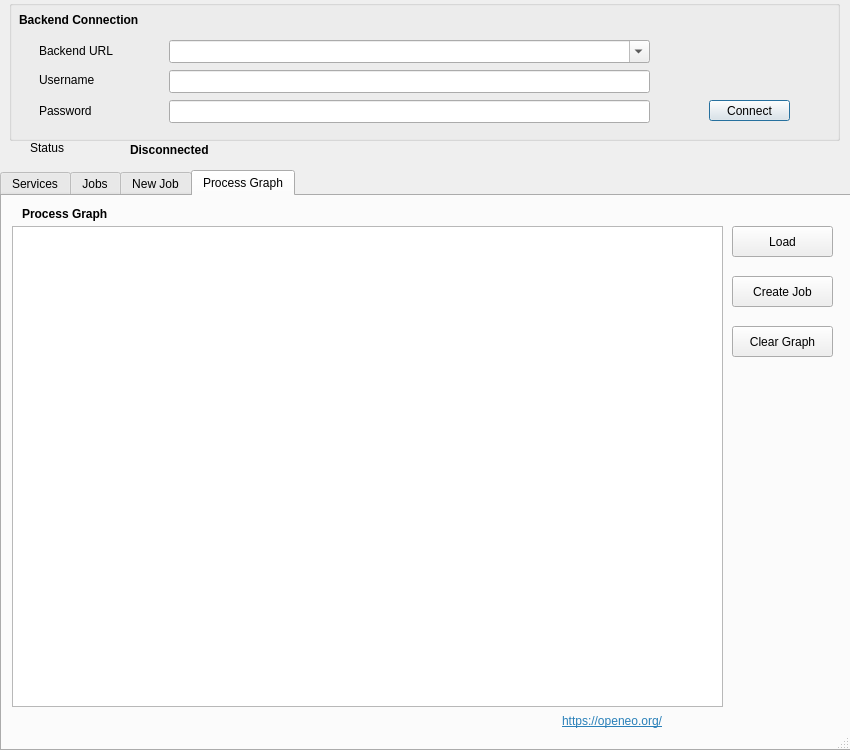
Before: the Qt Designer form openeo_connector_dialog_base.ui in Open-EO/openeo-qgis-plugin, drawn with Qt 5.
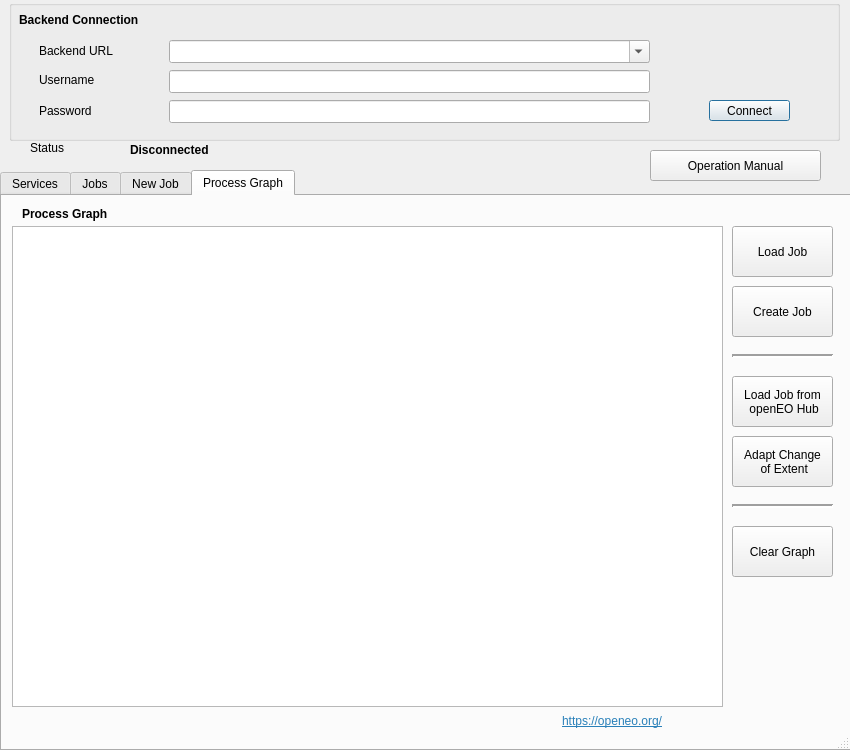
After: the same form once the commit is applied. The open tabs and pages were chosen to show the change. Icons and pictures are not drawn.

Commit message: Update GUI InfoBtn 3 + ProcessGraphBtn

```diff
--- a/openeo_connector_dialog_base.ui
+++ b/openeo_connector_dialog_base.ui
@@ -794,11 +794,11 @@
        <x>730</x>
        <y>30</y>
        <width>101</width>
-       <height>31</height>
+       <height>51</height>
       </rect>
      </property>
      <property name="text">
-      <string>Load</string>
+      <string>Load Job</string>
      </property>
     </widget>
     <widget class="QLabel" name="label_4">
@@ -818,9 +818,9 @@
      <property name="geometry">
       <rect>
        <x>730</x>
-       <y>130</y>
+       <y>330</y>
        <width>101</width>
-       <height>31</height>
+       <height>51</height>
       </rect>
      </property>
      <property name="text">
@@ -841,9 +841,9 @@
      <property name="geometry">
       <rect>
        <x>730</x>
-       <y>80</y>
+       <y>90</y>
        <width>101</width>
-       <height>31</height>
+       <height>51</height>
       </rect>
      </property>
      <property name="text">
@@ -863,6 +863,81 @@
       <string>&lt;html&gt;&lt;head/&gt;&lt;body&gt;&lt;p&gt;&lt;a href=&quot;https://openeo.org/&quot;&gt;&lt;span style=&quot; text-decoration: underline; color:#2980b9;&quot;&gt;https://openeo.org/&lt;/span&gt;&lt;/a&gt;&lt;/p&gt;&lt;/body&gt;&lt;/html&gt;</string>
      </property>
     </widget>
+    <widget class="QPushButton" name="loadHubBtn">
+     <property name="geometry">
+      <rect>
+       <x>730</x>
+       <y>180</y>
+       <width>101</width>
+       <height>51</height>
+      </rect>
+     </property>
+     <property name="text">
+      <string>Load Job from 
+ openEO Hub</string>
+     </property>
+    </widget>
+    <widget class="QPushButton" name="insertChangeBtn">
+     <property name="geometry">
+      <rect>
+       <x>730</x>
+       <y>240</y>
+       <width>101</width>
+       <height>51</height>
+      </rect>
+     </property>
+     <property name="text">
+      <string>Adapt Change 
+ of Extent</string>
+     </property>
+    </widget>
+    <widget class="Line" name="line_5">
+     <property name="geometry">
+      <rect>
+       <x>730</x>
+       <y>150</y>
+       <width>101</width>
+       <height>20</height>
+      </rect>
+     </property>
+     <property name="font">
+      <font>
+       <weight>75</weight>
+       <bold>true</bold>
+      </font>
+     </property>
+     <property name="layoutDirection">
+      <enum>Qt::LeftToRight</enum>
+     </property>
+     <property name="lineWidth">
+      <number>2</number>
+     </property>
+     <property name="orientation">
+      <enum>Qt::Horizontal</enum>
+     </property>
+    </widget>
+    <widget class="Line" name="line_6">
+     <property name="geometry">
+      <rect>
+       <x>730</x>
+       <y>300</y>
+       <width>101</width>
+       <height>20</height>
+      </rect>
+     </property>
+     <property name="font">
+      <font>
+       <weight>75</weight>
+       <bold>true</bold>
+      </font>
+     </property>
+     <property name="lineWidth">
+      <number>2</number>
+     </property>
+     <property name="orientation">
+      <enum>Qt::Horizontal</enum>
+     </property>
+    </widget>
    </widget>
   </widget>
   <widget class="QLabel" name="statusLabel">
@@ -894,6 +969,19 @@
     <string>Status</string>
    </property>
   </widget>
+  <widget class="QPushButton" name="operationManualBtn">
+   <property name="geometry">
+    <rect>
+     <x>650</x>
+     <y>150</y>
+     <width>171</width>
+     <height>31</height>
+    </rect>
+   </property>
+   <property name="text">
+    <string>Operation Manual</string>
+   </property>
+  </widget>
  </widget>
  <resources/>
  <connections/>
```
Left out of the diff: 2 changed lines with no effect on the pictures. The commit also changes 2 other files.
